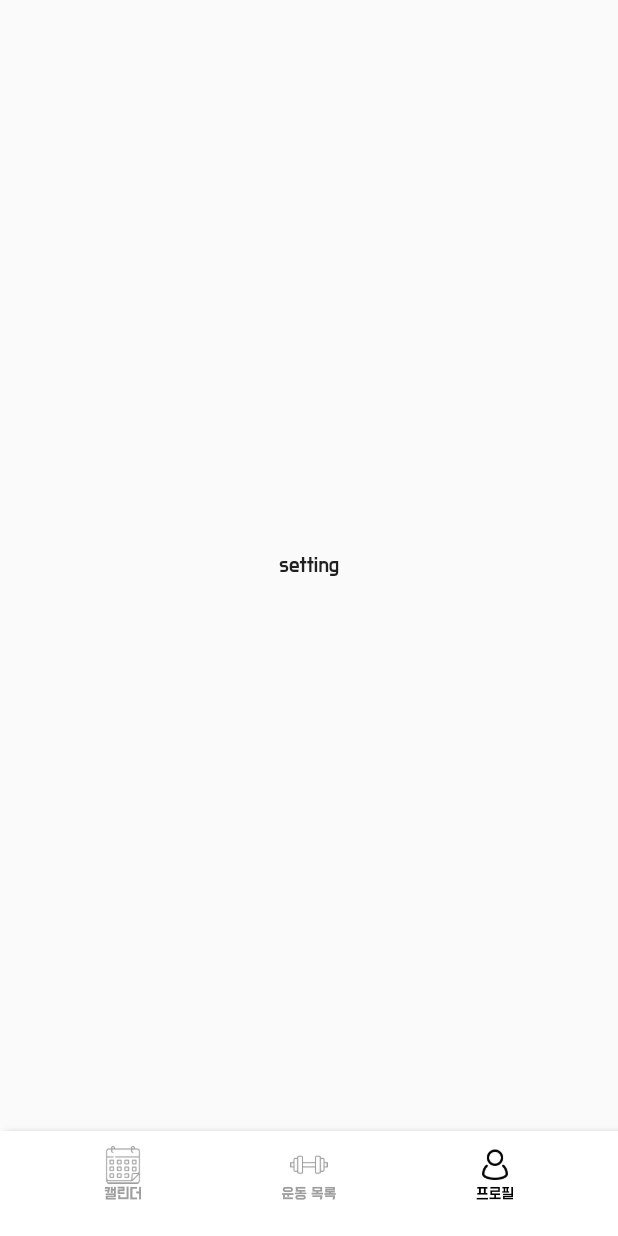
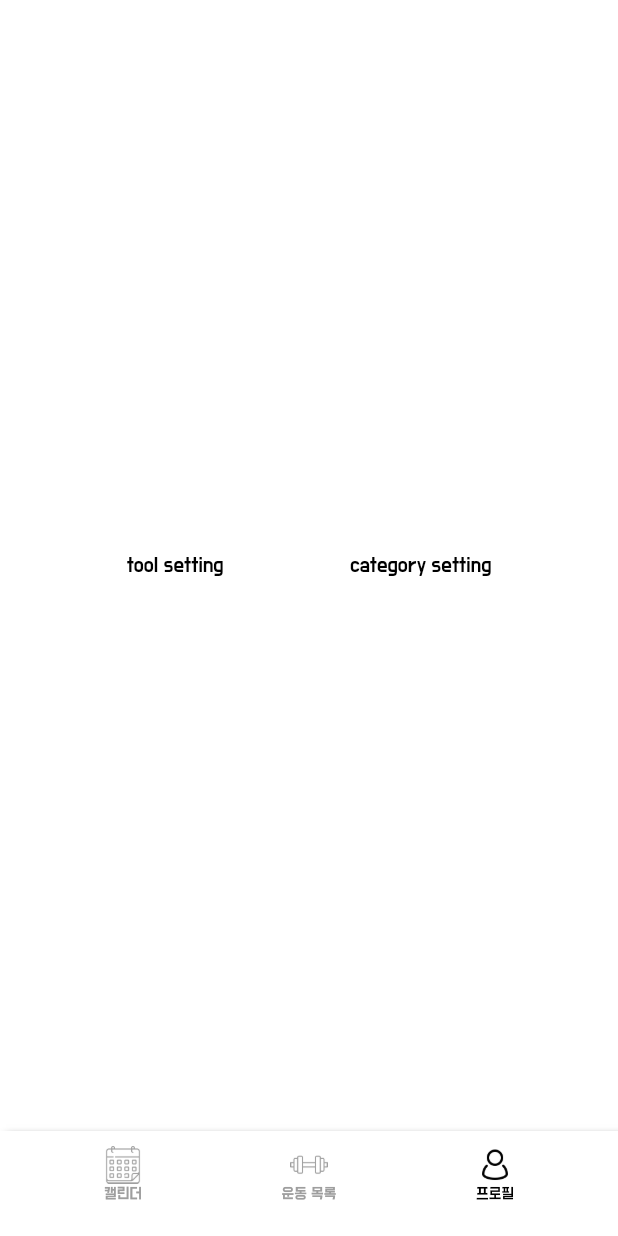
Before and after one commit to 812jay/stronger, a Flutter app: the screen it shows after launch, item 3 of the bottom bar chosen, on a phone screen of 412 x 824 dp. Run offline on Flutter 3.47's test engine with Material 2 defaults, Android fonts, the phone set to English and light mode, and no system bars; our stand-ins replace flutter_slidable, table_calendar.

```diff
--- a/lib/main.dart
+++ b/lib/main.dart
@@ -4,7 +4,10 @@ import 'package:intl/date_symbol_data_local.dart';
 import 'package:provider/provider.dart';
 import 'package:stronger/provider/auth_provider.dart';
 import 'package:stronger/provider/library_provider.dart';
+import 'package:stronger/provider/user_provider.dart';
 import 'package:stronger/views/home.dart';
+import 'package:stronger/views/setting/category_edit_view.dart';
+import 'package:stronger/views/setting/tool_edit_view.dart';
 import 'package:stronger/views/start/splash_screen.dart';
 
 void main() {
@@ -25,17 +28,16 @@ class MyApp extends StatelessWidget {
     return MultiProvider(
       providers: [
         ChangeNotifierProvider(
-          create: (BuildContext context) => AuthProvider(),
-        ),
+            create: (BuildContext context) => AuthProvider()),
         ChangeNotifierProvider(
-          lazy: true,
-          create: (BuildContext context) => LibraryProvider(),
-        ),
+            lazy: true, create: (BuildContext context) => LibraryProvider()),
+        ChangeNotifierProvider(create: (context) => UserProvider()),
       ],
       child: MaterialApp(
         debugShowCheckedModeBanner: false,
         theme: ThemeData(
           fontFamily: 'Do_Hyeon',
+          scaffoldBackgroundColor: Colors.white,
         ),
         initialRoute: SplashScreen.routeName,
         routes: {
@@ -44,6 +46,12 @@ class MyApp extends StatelessWidget {
           },
           Home.routeName: (context) {
             return const Home();
+          },
+          ToolEditView.routeName: (context) {
+            return const ToolEditView();
+          },
+          CategoryEditView.routeName: (context) {
+            return const CategoryEditView();
           }
         },
       ),
--- a/lib/provider/library_provider.dart
+++ b/lib/provider/library_provider.dart
@@ -1,31 +1,8 @@
 import 'package:stronger/provider/easy_notifier.dart';
 
 class LibraryProvider extends EasyNotifier {
-  LibraryProvider() {
-    setCategories();
-  }
-
-  // 카테고리 목록은 어떤 기준으로, 어떻게 받아오는지?
-  final List<String> testCategories = [
-    '즐겨찾기',
-    '부위 이름1',
-    '부위 이름2',
-    '부위 이름3',
-    '부위 이름4',
-    '부위 이름5'
-  ];
-
-  List<String> _categories = [];
-  List<String> get categories => _categories;
-
   List<String> _selectedCategories = [];
   List<String> get selectedCategories => _selectedCategories;
-
-  void setCategories() {
-    notify(() {
-      _categories = [...testCategories];
-    });
-  }
 
   bool isSelectedCategory(String categoryString) {
     return _selectedCategories.contains(categoryString);
--- /dev/null
+++ b/lib/provider/user_provider.dart
@@ -0,0 +1,46 @@
+import 'package:stronger/provider/easy_notifier.dart';
+
+class UserProvider extends EasyNotifier {
+  UserProvider() {
+    initialize();
+  }
+
+  final List<String> testCategories = [
+    '즐겨찾기',
+    '부위 이름1',
+    '부위 이름2',
+    '부위 이름3',
+    '부위 이름4',
+    '부위 이름5'
+  ];
+
+  final List<String> testTools = [
+    '망치',
+    '톱',
+    '야전삽',
+    '밴드',
+    '덤벨',
+    '케틀벨',
+  ];
+
+  List<String> _categories = [];
+  List<String> get categories => _categories;
+
+  List<String> _tools = [];
+  List<String> get tools => _tools;
+
+  void initialize() {
+    notify(() {
+      setCategories();
+      setTools();
+    });
+  }
+
+  Future<void> setCategories() async {
+    _categories = [...testCategories];
+  }
+
+  void setTools() {
+    _tools = [...testTools];
+  }
+}
--- a/lib/views/setting/setting_view.dart
+++ b/lib/views/setting/setting_view.dart
@@ -1,4 +1,6 @@
 import 'package:flutter/material.dart';
+import 'package:stronger/views/setting/category_edit_view.dart';
+import 'package:stronger/views/setting/tool_edit_view.dart';
 
 class SettingView extends StatelessWidget {
   static const routeName = 'setting';
@@ -6,9 +8,37 @@ class SettingView extends StatelessWidget {
 
   @override
   Widget build(BuildContext context) {
-    return const Scaffold(
+    return Scaffold(
       body: Center(
-        child: Text('setting'),
+        child: Row(
+          mainAxisAlignment: MainAxisAlignment.spaceEvenly,
+          children: [
+            GestureDetector(
+              onTap: () {
+                Navigator.of(context, rootNavigator: true)
+                    .pushNamed(ToolEditView.routeName);
+              },
+              child: const Text(
+                'tool setting',
+                style: TextStyle(
+                  color: Colors.black,
+                ),
+              ),
+            ),
+            GestureDetector(
+              onTap: () {
+                Navigator.of(context, rootNavigator: true)
+                    .pushNamed(CategoryEditView.routeName);
+              },
+              child: const Text(
+                'category setting',
+                style: TextStyle(
+                  color: Colors.black,
+                ),
+              ),
+            ),
+          ],
+        ),
       ),
     );
   }
--- a/pubspec.yaml
+++ b/pubspec.yaml
@@ -37,6 +37,7 @@ dependencies:
   provider: ^6.0.1
   table_calendar: ^3.0.3
   intl: ^0.17.0
+  flutter_slidable: ^1.1.0
 
 dev_dependencies:
   flutter_test:
```
Also changed, not shown: lib/views/setting/category_edit_view.dart (added, +133 -0 lines), lib/views/setting/tool_edit_view.dart (added, +133 -0 lines), lib/views/workouts_library/library_view.dart (+9 -8 lines), lib/widgets/common/common_app_bar.dart (added, +43 -0 lines), pubspec.lock.
